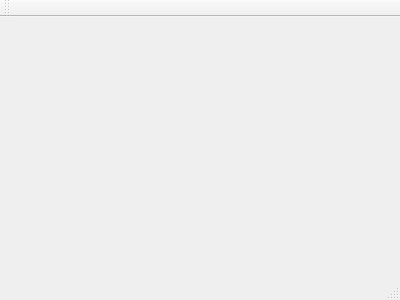
aaa2407/Basketball, file BasketballProject/mainwindow.ui: the form before one commit.
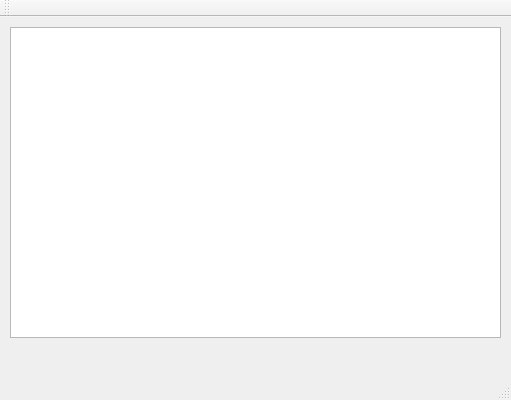
The form after the commit.

The edit to the form file:
```diff
--- a/BasketballProject/mainwindow.ui
+++ b/BasketballProject/mainwindow.ui
@@ -1,24 +1,50 @@
 <ui version="4.0">
  <class>MainWindow</class>
- <widget class="QMainWindow" name="MainWindow" >
-  <property name="geometry" >
+ <widget class="QMainWindow" name="MainWindow">
+  <property name="geometry">
    <rect>
     <x>0</x>
     <y>0</y>
-    <width>400</width>
-    <height>300</height>
+    <width>511</width>
+    <height>400</height>
    </rect>
   </property>
   <property name="windowTitle" >
    <string>MainWindow</string>
   </property>
-  <widget class="QMenuBar" name="menuBar" />
-  <widget class="QToolBar" name="mainToolBar" />
-  <widget class="QWidget" name="centralWidget" />
-  <widget class="QStatusBar" name="statusBar" />
+  <widget class="QWidget" name="centralWidget">
+   <widget class="QGraphicsView" name="gv">
+    <property name="geometry">
+     <rect>
+      <x>10</x>
+      <y>10</y>
+      <width>491</width>
+      <height>311</height>
+     </rect>
+    </property>
+   </widget>
+  </widget>
+  <widget class="QMenuBar" name="menuBar">
+   <property name="geometry">
+    <rect>
+     <x>0</x>
+     <y>0</y>
+     <width>511</width>
+     <height>26</height>
+    </rect>
+   </property>
+  </widget>
+  <widget class="QToolBar" name="mainToolBar">
+   <attribute name="toolBarArea">
+    <enum>TopToolBarArea</enum>
+   </attribute>
+   <attribute name="toolBarBreak">
+    <bool>true</bool>
+   </attribute>
+  </widget>
+  <widget class="QStatusBar" name="statusBar"/>
  </widget>
- <layoutDefault spacing="6" margin="11" />
- <pixmapfunction></pixmapfunction>
+ <layoutdefault spacing="6" margin="11"/>
  <resources/>
  <connections/>
 </ui>
```
Left out of the diff: 3 changed lines with no effect on the pictures.
